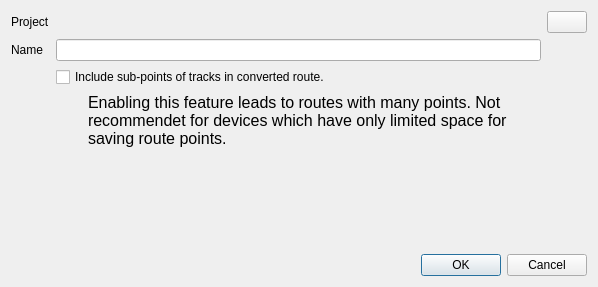
This is src/qmapshack/gis/trk/ITrkToRteDialog.ui in Maproom/qmapshack as Qt 5 draws it before an edit. The edited form follows.
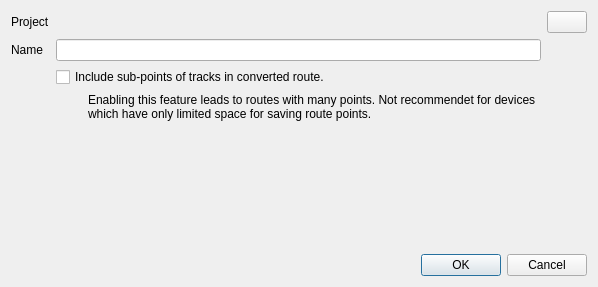
This is the edited form. Icons and pictures are not drawn.

Patch:
```diff
--- a/src/qmapshack/gis/trk/ITrkToRteDialog.ui
+++ b/src/qmapshack/gis/trk/ITrkToRteDialog.ui
@@ -45,11 +45,6 @@
          <verstretch>0</verstretch>
         </sizepolicy>
        </property>
-       <property name="font">
-        <font>
-         <pointsize>12</pointsize>
-        </font>
-       </property>
        <property name="text">
         <string>Enabling this feature leads to routes with many points. Not recommendet for devices which have only limited space for saving route points.</string>
        </property>
```
Left out of the diff: 6 changed lines with no effect on the pictures.
